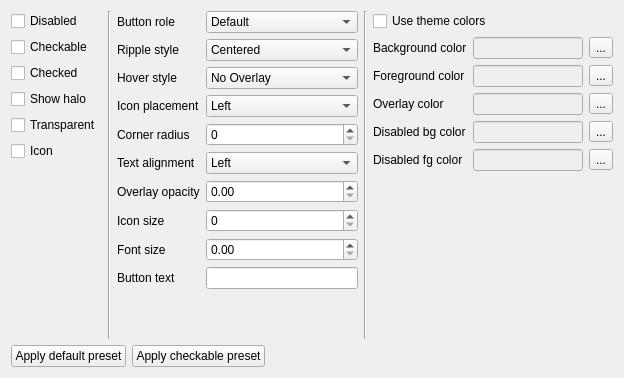
Above: examples/flatbuttonsettingsform.ui from sebcaux/qt-material-widgets before the change. Below: the same form after it.
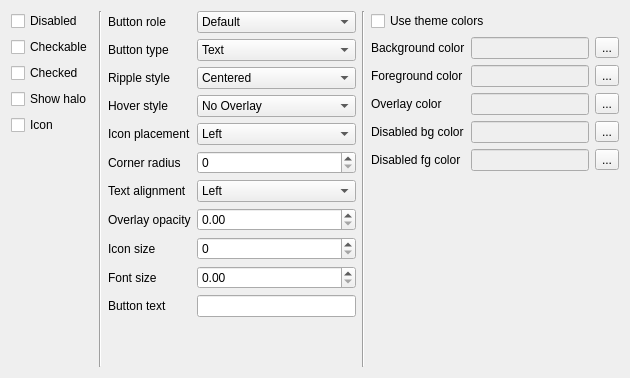
That is the form after the change.

Commit message: [examples:flatbutton] Added buttontype property, removed transparent, removed preset

Patch:
```diff
--- a/examples/flatbuttonsettingsform.ui
+++ b/examples/flatbuttonsettingsform.ui
@@ -6,7 +6,7 @@
    <rect>
     <x>0</x>
     <y>0</y>
-    <width>624</width>
+    <width>630</width>
     <height>378</height>
    </rect>
   </property>
@@ -48,13 +48,6 @@
            </property>
           </widget>
          </item>
-         <item>
-          <widget class="QCheckBox" name="transparentCheckBox">
-           <property name="text">
-            <string>Transparent</string>
-           </property>
-          </widget>
-         </item>
          <item>
           <widget class="QCheckBox" name="iconCheckBox">
            <property name="text">
@@ -112,14 +105,14 @@
            </item>
           </widget>
          </item>
-         <item row="1" column="0">
+         <item row="2" column="0">
           <widget class="QLabel" name="rippleStyleLabel">
            <property name="text">
             <string>Ripple style</string>
            </property>
           </widget>
          </item>
-         <item row="1" column="1">
+         <item row="2" column="1">
           <widget class="QComboBox" name="rippleStyleComboBox">
            <item>
             <property name="text">
@@ -138,14 +131,14 @@
            </item>
           </widget>
          </item>
-         <item row="2" column="0">
+         <item row="3" column="0">
           <widget class="QLabel" name="hoverStyleLabel">
            <property name="text">
             <string>Hover style</string>
            </property>
           </widget>
          </item>
-         <item row="2" column="1">
+         <item row="3" column="1">
           <widget class="QComboBox" name="hoverStyleComboBox">
            <item>
             <property name="text">
@@ -164,14 +157,14 @@
            </item>
           </widget>
          </item>
-         <item row="3" column="0">
+         <item row="4" column="0">
           <widget class="QLabel" name="iconPlacementLabel">
            <property name="text">
             <string>Icon placement</string>
            </property>
           </widget>
          </item>
-         <item row="3" column="1">
+         <item row="4" column="1">
           <widget class="QComboBox" name="iconPlacementComboBox">
            <item>
             <property name="text">
@@ -185,24 +178,24 @@
            </item>
           </widget>
          </item>
-         <item row="4" column="0">
+         <item row="5" column="0">
           <widget class="QLabel" name="cornerRadiusLabel">
            <property name="text">
             <string>Corner radius</string>
            </property>
           </widget>
          </item>
-         <item row="4" column="1">
+         <item row="5" column="1">
           <widget class="QSpinBox" name="cornerRadiusSpinBox"/>
          </item>
-         <item row="6" column="0">
+         <item row="7" column="0">
           <widget class="QLabel" name="overlayOpacityLabel">
            <property name="text">
             <string>Overlay opacity</string>
            </property>
           </widget>
          </item>
-         <item row="6" column="1">
+         <item row="7" column="1">
           <widget class="QDoubleSpinBox" name="overlayOpacityDoubleSpinBox">
            <property name="maximum">
             <double>1.000000000000000</double>
@@ -212,44 +205,44 @@
            </property>
           </widget>
          </item>
-         <item row="7" column="0">
+         <item row="8" column="0">
           <widget class="QLabel" name="iconSizeLabel">
            <property name="text">
             <string>Icon size</string>
            </property>
           </widget>
          </item>
-         <item row="7" column="1">
+         <item row="8" column="1">
           <widget class="QSpinBox" name="iconSizeSpinBox"/>
          </item>
-         <item row="8" column="0">
+         <item row="9" column="0">
           <widget class="QLabel" name="fontSizeLabel">
            <property name="text">
             <string>Font size</string>
            </property>
           </widget>
          </item>
-         <item row="8" column="1">
+         <item row="9" column="1">
           <widget class="QDoubleSpinBox" name="fontSizeDoubleSpinBox"/>
          </item>
-         <item row="9" column="0">
+         <item row="10" column="0">
           <widget class="QLabel" name="buttonTextLabel">
            <property name="text">
             <string>Button text</string>
            </property>
           </widget>
          </item>
-         <item row="9" column="1">
+         <item row="10" column="1">
           <widget class="QLineEdit" name="buttonTextLineEdit"/>
          </item>
-         <item row="5" column="0">
+         <item row="6" column="0">
           <widget class="QLabel" name="textAlignmentLabel">
            <property name="text">
             <string>Text alignment</string>
            </property>
           </widget>
          </item>
-         <item row="5" column="1">
+         <item row="6" column="1">
           <widget class="QComboBox" name="textAlignmentComboBox">
            <item>
             <property name="text">
@@ -263,6 +256,37 @@
            </item>
           </widget>
          </item>
+         <item row="1" column="0">
+          <widget class="QLabel" name="buttonTypeLabel">
+           <property name="text">
+            <string>Button type</string>
+           </property>
+          </widget>
+         </item>
+         <item row="1" column="1">
+          <widget class="QComboBox" name="buttonTypeComboBox">
+           <item>
+            <property name="text">
+             <string>Text</string>
+            </property>
+           </item>
+           <item>
+            <property name="text">
+             <string>Outlined</string>
+            </property>
+           </item>
+           <item>
+            <property name="text">
+             <string>Raised</string>
+            </property>
+           </item>
+           <item>
+            <property name="text">
+             <string>Flat</string>
+            </property>
+           </item>
+          </widget>
+         </item>
         </layout>
        </item>
        <item>
@@ -414,37 +438,6 @@
        </item>
       </layout>
      </item>
-     <item>
-      <layout class="QHBoxLayout" name="horizontalLayout_8">
-       <item>
-        <widget class="QPushButton" name="defaultPresetPushButton">
-         <property name="text">
-          <string>Apply default preset</string>
-         </property>
-        </widget>
-       </item>
-       <item>
-        <widget class="QPushButton" name="checkablePresetPushButton">
-         <property name="text">
-          <string>Apply checkable preset</string>
-         </property>
-        </widget>
-       </item>
-       <item>
-        <spacer name="horizontalSpacer">
-         <property name="orientation">
-          <enum>Qt::Horizontal</enum>
-         </property>
-         <property name="sizeHint" stdset="0">
-          <size>
-           <width>40</width>
-           <height>20</height>
-          </size>
-         </property>
-        </spacer>
-       </item>
-      </layout>
-     </item>
     </layout>
    </item>
   </layout>
```
The commit also changes 3 other files.
